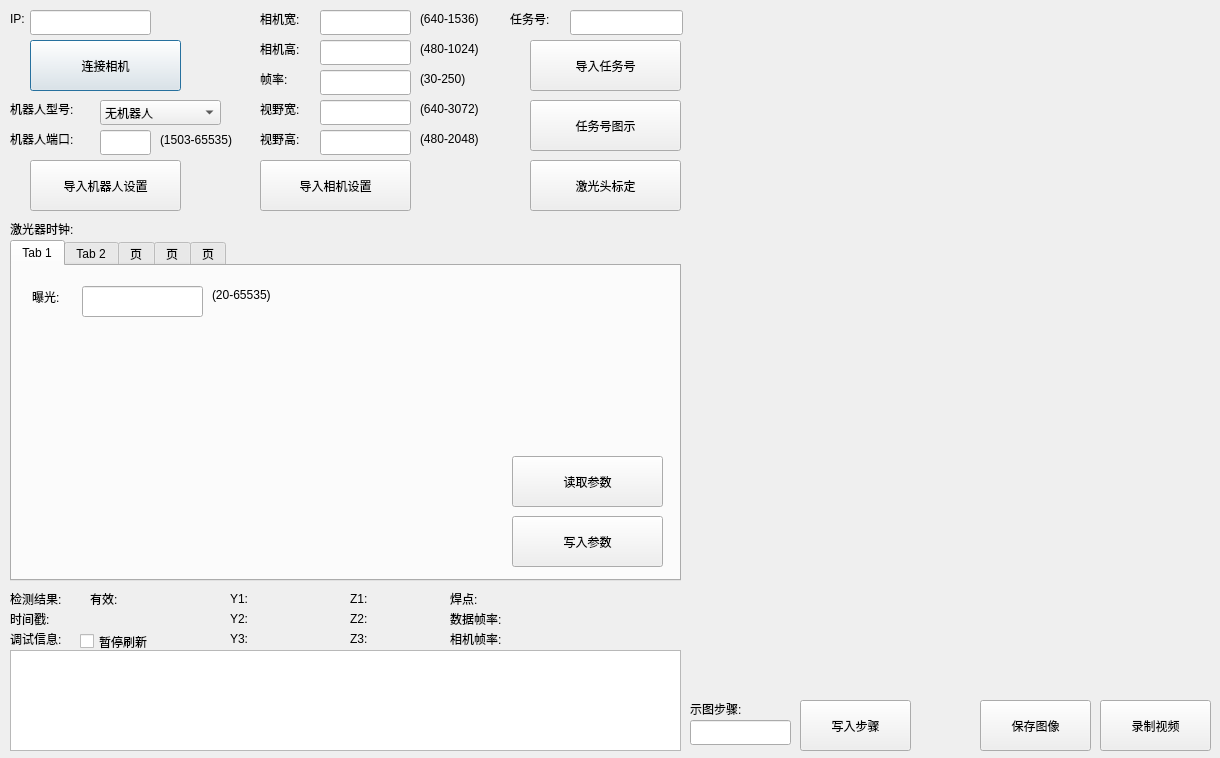
This is qtmysunnydlg.ui in qubo188612/qtwelding as Qt 5 draws it before an edit. The edited form follows.
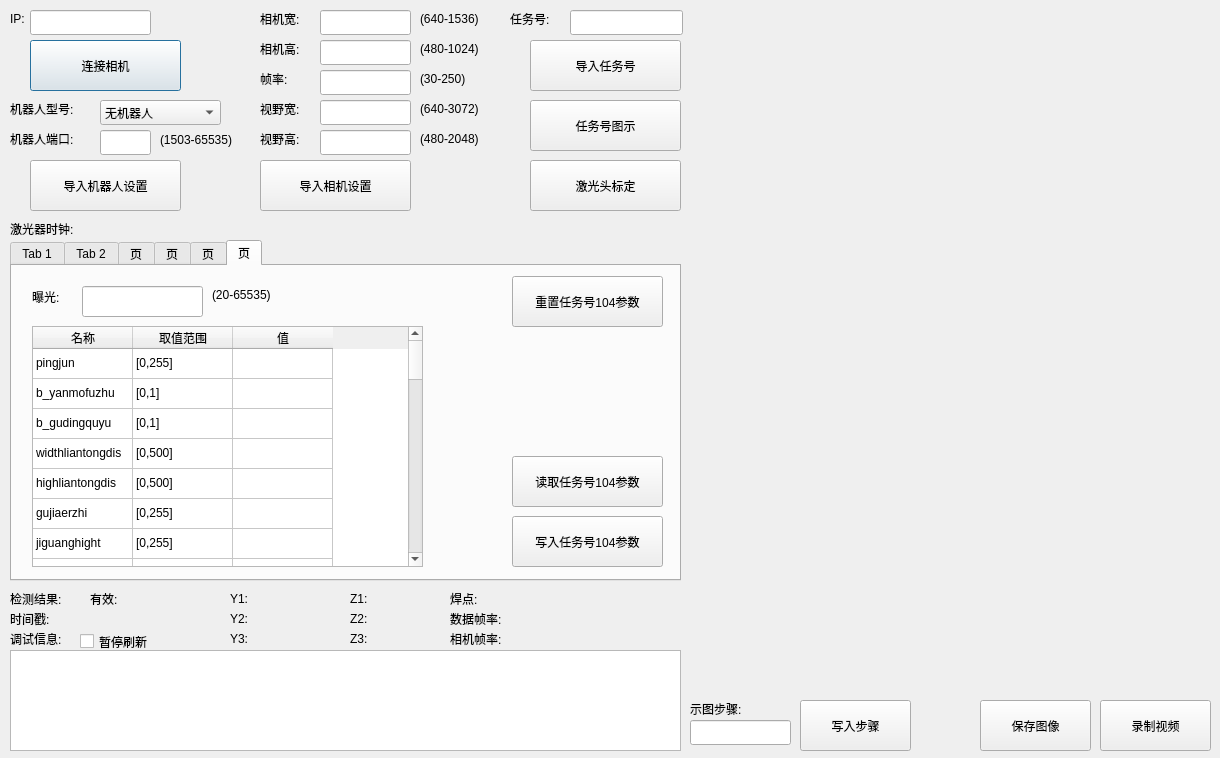
This is the edited form. Custom widgets are drawn as their Qt base class.

Diff of the .ui file:
```diff
--- a/qtmysunnydlg.ui
+++ b/qtmysunnydlg.ui
@@ -575,7 +575,7 @@
     </rect>
    </property>
    <property name="currentIndex">
-    <number>0</number>
+    <number>5</number>
    </property>
    <widget class="QWidget" name="tab">
     <attribute name="title">
@@ -2856,6 +2856,874 @@
      </property>
     </widget>
    </widget>
+   <widget class="QWidget" name="tab_6">
+    <attribute name="title">
+     <string>页</string>
+    </attribute>
+    <widget class="QLineEdit" name="alg104_threshold">
+     <property name="geometry">
+      <rect>
+       <x>70</x>
+       <y>20</y>
+       <width>121</width>
+       <height>31</height>
+      </rect>
+     </property>
+    </widget>
+    <widget class="QLabel" name="tab2label_4">
+     <property name="geometry">
+      <rect>
+       <x>20</x>
+       <y>20</y>
+       <width>41</width>
+       <height>21</height>
+      </rect>
+     </property>
+     <property name="text">
+      <string>曝光:</string>
+     </property>
+    </widget>
+    <widget class="QLabel" name="label_52">
+     <property name="geometry">
+      <rect>
+       <x>200</x>
+       <y>20</y>
+       <width>81</width>
+       <height>17</height>
+      </rect>
+     </property>
+     <property name="text">
+      <string>(20-65535)</string>
+     </property>
+    </widget>
+    <widget class="QPushButton" name="writeTab6Btn">
+     <property name="geometry">
+      <rect>
+       <x>500</x>
+       <y>250</y>
+       <width>151</width>
+       <height>51</height>
+      </rect>
+     </property>
+     <property name="text">
+      <string>写入任务号104参数</string>
+     </property>
+    </widget>
+    <widget class="QPushButton" name="initTab6Btn">
+     <property name="geometry">
+      <rect>
+       <x>500</x>
+       <y>10</y>
+       <width>151</width>
+       <height>51</height>
+      </rect>
+     </property>
+     <property name="text">
+      <string>重置任务号104参数</string>
+     </property>
+    </widget>
+    <widget class="QTableWidget" name="tab6tableWidget">
+     <property name="geometry">
+      <rect>
+       <x>20</x>
+       <y>60</y>
+       <width>391</width>
+       <height>241</height>
+      </rect>
+     </property>
+     <attribute name="verticalHeaderVisible">
+      <bool>false</bool>
+     </attribute>
+     <row>
+      <property name="text">
+       <string>1</string>
+      </property>
+     </row>
+     <row>
+      <property name="text">
+       <string>2</string>
+      </property>
+     </row>
+     <row>
+      <property name="text">
+       <string>3</string>
+      </property>
+     </row>
+     <row>
+      <property name="text">
+       <string>4</string>
+      </property>
+     </row>
+     <row>
+      <property name="text">
+       <string>5</string>
+      </property>
+     </row>
+     <row>
+      <property name="text">
+       <string>6</string>
+      </property>
+     </row>
+     <row>
+      <property name="text">
+       <string>7</string>
+      </property>
+     </row>
+     <row>
+      <property name="text">
+       <string>8</string>
+      </property>
+     </row>
+     <row>
+      <property name="text">
+       <string>9</string>
+      </property>
+     </row>
+     <row>
+      <property name="text">
+       <string>10</string>
+      </property>
+     </row>
+     <row>
+      <property name="text">
+       <string>11</string>
+      </property>
+     </row>
+     <row>
+      <property name="text">
+       <string>12</string>
+      </property>
+     </row>
+     <row>
+      <property name="text">
+       <string>13</string>
+      </property>
+     </row>
+     <row>
+      <property name="text">
+       <string>14</string>
+      </property>
+     </row>
+     <row>
+      <property name="text">
+       <string>15</string>
+      </property>
+     </row>
+     <row>
+      <property name="text">
+       <string>16</string>
+      </property>
+     </row>
+     <row>
+      <property name="text">
+       <string>17</string>
+      </property>
+     </row>
+     <row>
+      <property name="text">
+       <string>18</string>
+      </property>
+     </row>
+     <row>
+      <property name="text">
+       <string>19</string>
+      </property>
+     </row>
+     <row>
+      <property name="text">
+       <string>20</string>
+      </property>
+     </row>
+     <row>
+      <property name="text">
+       <string>21</string>
+      </property>
+     </row>
+     <row>
+      <property name="text">
+       <string>22</string>
+      </property>
+     </row>
+     <row>
+      <property name="text">
+       <string>23</string>
+      </property>
+     </row>
+     <row>
+      <property name="text">
+       <string>24</string>
+      </property>
+     </row>
+     <row>
+      <property name="text">
+       <string>25</string>
+      </property>
+     </row>
+     <row>
+      <property name="text">
+       <string>26</string>
+      </property>
+     </row>
+     <row>
+      <property name="text">
+       <string>27</string>
+      </property>
+     </row>
+     <row>
+      <property name="text">
+       <string>28</string>
+      </property>
+     </row>
+     <row>
+      <property name="text">
+       <string>29</string>
+      </property>
+     </row>
+     <row>
+      <property name="text">
+       <string>30</string>
+      </property>
+     </row>
+     <row>
+      <property name="text">
+       <string>31</string>
+      </property>
+     </row>
+     <row>
+      <property name="text">
+       <string>32</string>
+      </property>
+     </row>
+     <row>
+      <property name="text">
+       <string>33</string>
+      </property>
+     </row>
+     <row>
+      <property name="text">
+       <string>34</string>
+      </property>
+     </row>
+     <row>
+      <property name="text">
+       <string>35</string>
+      </property>
+     </row>
+     <row>
+      <property name="text">
+       <string>36</string>
+      </property>
+     </row>
+     <row>
+      <property name="text">
+       <string>37</string>
+      </property>
+     </row>
+     <row>
+      <property name="text">
+       <string>38</string>
+      </property>
+     </row>
+     <column>
+      <property name="text">
+       <string>名称</string>
+      </property>
+     </column>
+     <column>
+      <property name="text">
+       <string>取值范围</string>
+      </property>
+     </column>
+     <column>
+      <property name="text">
+       <string>值</string>
+      </property>
+     </column>
+     <item row="0" column="0">
+      <property name="text">
+       <string>pingjun</string>
+      </property>
+     </item>
+     <item row="0" column="1">
+      <property name="text">
+       <string>[0,255]</string>
+      </property>
+     </item>
+     <item row="0" column="2">
+      <property name="text">
+       <string/>
+      </property>
+     </item>
+     <item row="1" column="0">
+      <property name="text">
+       <string>b_yanmofuzhu</string>
+      </property>
+     </item>
+     <item row="1" column="1">
+      <property name="text">
+       <string>[0,1]</string>
+      </property>
+     </item>
+     <item row="1" column="2">
+      <property name="text">
+       <string/>
+      </property>
+     </item>
+     <item row="2" column="0">
+      <property name="text">
+       <string>b_gudingquyu</string>
+      </property>
+     </item>
+     <item row="2" column="1">
+      <property name="text">
+       <string>[0,1]</string>
+      </property>
+     </item>
+     <item row="2" column="2">
+      <property name="text">
+       <string/>
+      </property>
+     </item>
+     <item row="3" column="0">
+      <property name="text">
+       <string>widthliantongdis</string>
+      </property>
+     </item>
+     <item row="3" column="1">
+      <property name="text">
+       <string>[0,500]</string>
+      </property>
+     </item>
+     <item row="3" column="2">
+      <property name="text">
+       <string/>
+      </property>
+     </item>
+     <item row="4" column="0">
+      <property name="text">
+       <string>highliantongdis</string>
+      </property>
+     </item>
+     <item row="4" column="1">
+      <property name="text">
+       <string>[0,500]</string>
+      </property>
+     </item>
+     <item row="4" column="2">
+      <property name="text">
+       <string/>
+      </property>
+     </item>
+     <item row="5" column="0">
+      <property name="text">
+       <string>gujiaerzhi</string>
+      </property>
+     </item>
+     <item row="5" column="1">
+      <property name="text">
+       <string>[0,255]</string>
+      </property>
+     </item>
+     <item row="5" column="2">
+      <property name="text">
+       <string/>
+      </property>
+     </item>
+     <item row="6" column="0">
+      <property name="text">
+       <string>jiguanghight</string>
+      </property>
+     </item>
+     <item row="6" column="1">
+      <property name="text">
+       <string>[0,255]</string>
+      </property>
+     </item>
+     <item row="6" column="2">
+      <property name="text">
+       <string/>
+      </property>
+     </item>
+     <item row="7" column="0">
+      <property name="text">
+       <string>jiguanglong</string>
+      </property>
+     </item>
+     <item row="7" column="1">
+      <property name="text">
+       <string>[0,255]</string>
+      </property>
+     </item>
+     <item row="7" column="2">
+      <property name="text">
+       <string/>
+      </property>
+     </item>
+     <item row="8" column="0">
+      <property name="text">
+       <string>jiguangkuandu</string>
+      </property>
+     </item>
+     <item row="8" column="1">
+      <property name="text">
+       <string>[0,20]</string>
+      </property>
+     </item>
+     <item row="8" column="2">
+      <property name="text">
+       <string/>
+      </property>
+     </item>
+     <item row="9" column="0">
+      <property name="text">
+       <string>Updif</string>
+      </property>
+     </item>
+     <item row="9" column="1">
+      <property name="text">
+       <string>[-255,255]</string>
+      </property>
+     </item>
+     <item row="9" column="2">
+      <property name="text">
+       <string/>
+      </property>
+     </item>
+     <item row="10" column="0">
+      <property name="text">
+       <string>Updifmin</string>
+      </property>
+     </item>
+     <item row="10" column="1">
+      <property name="text">
+       <string>[-255,255]</string>
+      </property>
+     </item>
+     <item row="10" column="2">
+      <property name="text">
+       <string/>
+      </property>
+     </item>
+     <item row="11" column="0">
+      <property name="text">
+       <string>Uplong</string>
+      </property>
+     </item>
+     <item row="11" column="1">
+      <property name="text">
+       <string>[1,500]</string>
+      </property>
+     </item>
+     <item row="11" column="2">
+      <property name="text">
+       <string/>
+      </property>
+     </item>
+     <item row="12" column="0">
+      <property name="text">
+       <string>Downdif</string>
+      </property>
+     </item>
+     <item row="12" column="1">
+      <property name="text">
+       <string>[-255,255]</string>
+      </property>
+     </item>
+     <item row="12" column="2">
+      <property name="text">
+       <string/>
+      </property>
+     </item>
+     <item row="13" column="0">
+      <property name="text">
+       <string>Downdifmin</string>
+      </property>
+     </item>
+     <item row="13" column="1">
+      <property name="text">
+       <string>[-255,255]</string>
+      </property>
+     </item>
+     <item row="13" column="2">
+      <property name="text">
+       <string/>
+      </property>
+     </item>
+     <item row="14" column="0">
+      <property name="text">
+       <string>Downdlong</string>
+      </property>
+     </item>
+     <item row="14" column="1">
+      <property name="text">
+       <string>[1,500]</string>
+      </property>
+     </item>
+     <item row="14" column="2">
+      <property name="text">
+       <string/>
+      </property>
+     </item>
+     <item row="15" column="0">
+      <property name="text">
+       <string>St_Down</string>
+      </property>
+     </item>
+     <item row="15" column="1">
+      <property name="text">
+       <string>[0,500]</string>
+      </property>
+     </item>
+     <item row="15" column="2">
+      <property name="text">
+       <string/>
+      </property>
+     </item>
+     <item row="16" column="0">
+      <property name="text">
+       <string>Ed_Down</string>
+      </property>
+     </item>
+     <item row="16" column="1">
+      <property name="text">
+       <string>[0,1500]</string>
+      </property>
+     </item>
+     <item row="16" column="2">
+      <property name="text">
+       <string/>
+      </property>
+     </item>
+     <item row="17" column="0">
+      <property name="text">
+       <string>St_Up</string>
+      </property>
+     </item>
+     <item row="17" column="1">
+      <property name="text">
+       <string>[0,500]</string>
+      </property>
+     </item>
+     <item row="17" column="2">
+      <property name="text">
+       <string/>
+      </property>
+     </item>
+     <item row="18" column="0">
+      <property name="text">
+       <string>Ed_Up</string>
+      </property>
+     </item>
+     <item row="18" column="1">
+      <property name="text">
+       <string>[0,1500]</string>
+      </property>
+     </item>
+     <item row="18" column="2">
+      <property name="text">
+       <string/>
+      </property>
+     </item>
+     <item row="19" column="0">
+      <property name="text">
+       <string>Updif2</string>
+      </property>
+     </item>
+     <item row="19" column="1">
+      <property name="text">
+       <string>[-255,255]</string>
+      </property>
+     </item>
+     <item row="19" column="2">
+      <property name="text">
+       <string/>
+      </property>
+     </item>
+     <item row="20" column="0">
+      <property name="text">
+       <string>Updifmin2</string>
+      </property>
+     </item>
+     <item row="20" column="1">
+      <property name="text">
+       <string>[-255,255]</string>
+      </property>
+     </item>
+     <item row="20" column="2">
+      <property name="text">
+       <string/>
+      </property>
+     </item>
+     <item row="21" column="0">
+      <property name="text">
+       <string>dis_center_st</string>
+      </property>
+     </item>
+     <item row="21" column="1">
+      <property name="text">
+       <string>[0,500]</string>
+      </property>
+     </item>
+     <item row="21" column="2">
+      <property name="text">
+       <string/>
+      </property>
+     </item>
+     <item row="22" column="0">
+      <property name="text">
+       <string>dis_center_ed</string>
+      </property>
+     </item>
+     <item row="22" column="1">
+      <property name="text">
+       <string>[0,500]</string>
+      </property>
+     </item>
+     <item row="22" column="2">
+      <property name="text">
+       <string/>
+      </property>
+     </item>
+     <item row="23" column="0">
+      <property name="text">
+       <string>b_opengudingdimian</string>
+      </property>
+     </item>
+     <item row="23" column="1">
+      <property name="text">
+       <string>[0,1]</string>
+      </property>
+     </item>
+     <item row="23" column="2">
+      <property name="text">
+       <string/>
+      </property>
+     </item>
+     <item row="24" column="0">
+      <property name="text">
+       <string>dimianpangdingjuli</string>
+      </property>
+     </item>
+     <item row="24" column="1">
+      <property name="text">
+       <string>[0,500]</string>
+      </property>
+     </item>
+     <item row="24" column="2">
+      <property name="text">
+       <string/>
+      </property>
+     </item>
+     <item row="25" column="0">
+      <property name="text">
+       <string>dimianpingjunshunum</string>
+      </property>
+     </item>
+     <item row="25" column="1">
+      <property name="text">
+       <string>[1,99]</string>
+      </property>
+     </item>
+     <item row="25" column="2">
+      <property name="text">
+       <string/>
+      </property>
+     </item>
+     <item row="26" column="0">
+      <property name="text">
+       <string>dis_center_st2</string>
+      </property>
+     </item>
+     <item row="26" column="1">
+      <property name="text">
+       <string>[0,500]</string>
+      </property>
+     </item>
+     <item row="26" column="2">
+      <property name="text">
+       <string/>
+      </property>
+     </item>
+     <item row="27" column="0">
+      <property name="text">
+       <string>dis_center_ed2</string>
+      </property>
+     </item>
+     <item row="27" column="1">
+      <property name="text">
+       <string>[0,500]</string>
+      </property>
+     </item>
+     <item row="27" column="2">
+      <property name="text">
+       <string/>
+      </property>
+     </item>
+     <item row="28" column="0">
+      <property name="text">
+       <string>dis_center_st3</string>
+      </property>
+     </item>
+     <item row="28" column="1">
+      <property name="text">
+       <string>[0,500]</string>
+      </property>
+     </item>
+     <item row="28" column="2">
+      <property name="text">
+       <string/>
+      </property>
+     </item>
+     <item row="29" column="0">
+      <property name="text">
+       <string>dis_center_ed3</string>
+      </property>
+     </item>
+     <item row="29" column="1">
+      <property name="text">
+       <string>[0,500]</string>
+      </property>
+     </item>
+     <item row="29" column="2">
+      <property name="text">
+       <string/>
+      </property>
+     </item>
+     <item row="30" column="0">
+      <property name="text">
+       <string>xuexijuli</string>
+      </property>
+     </item>
+     <item row="30" column="1">
+      <property name="text">
+       <string>[0,255]</string>
+      </property>
+     </item>
+     <item row="30" column="2">
+      <property name="text">
+       <string/>
+      </property>
+     </item>
+     <item row="31" column="0">
+      <property name="text">
+       <string>b_pingpowending</string>
+      </property>
+     </item>
+     <item row="31" column="1">
+      <property name="text">
+       <string>[0,1]</string>
+      </property>
+     </item>
+     <item row="31" column="2">
+      <property name="text">
+       <string/>
+      </property>
+     </item>
+     <item row="32" column="0">
+      <property name="text">
+       <string>pingpowending_dis</string>
+      </property>
+     </item>
+     <item row="32" column="1">
+      <property name="text">
+       <string>[0,255]</string>
+      </property>
+     </item>
+     <item row="32" column="2">
+      <property name="text">
+       <string/>
+      </property>
+     </item>
+     <item row="33" column="0">
+      <property name="text">
+       <string>b_xielvopen</string>
+      </property>
+     </item>
+     <item row="33" column="1">
+      <property name="text">
+       <string>[0,1]</string>
+      </property>
+     </item>
+     <item row="33" column="2">
+      <property name="text">
+       <string/>
+      </property>
+     </item>
+     <item row="34" column="0">
+      <property name="text">
+       <string>xielvfanwei</string>
+      </property>
+     </item>
+     <item row="34" column="1">
+      <property name="text">
+       <string>[0,255]</string>
+      </property>
+     </item>
+     <item row="34" column="2">
+      <property name="text">
+       <string/>
+      </property>
+     </item>
+     <item row="35" column="0">
+      <property name="text">
+       <string>Uplong2</string>
+      </property>
+     </item>
+     <item row="35" column="1">
+      <property name="text">
+       <string>[1,500]</string>
+      </property>
+     </item>
+     <item row="35" column="2">
+      <property name="text">
+       <string/>
+      </property>
+     </item>
+     <item row="36" column="0">
+      <property name="text">
+       <string>cebankongdongdis</string>
+      </property>
+     </item>
+     <item row="36" column="1">
+      <property name="text">
+       <string>[0,500]</string>
+      </property>
+     </item>
+     <item row="36" column="2">
+      <property name="text">
+       <string/>
+      </property>
+     </item>
+     <item row="37" column="0">
+      <property name="text">
+       <string>qiatouquweijuli</string>
+      </property>
+     </item>
+     <item row="37" column="1">
+      <property name="text">
+       <string>[0,120]</string>
+      </property>
+     </item>
+     <item row="37" column="2">
+      <property name="text">
+       <string/>
+      </property>
+     </item>
+    </widget>
+    <widget class="QPushButton" name="readTab6Btn">
+     <property name="geometry">
+      <rect>
+       <x>500</x>
+       <y>190</y>
+       <width>151</width>
+       <height>51</height>
+      </rect>
+     </property>
+     <property name="text">
+      <string>读取任务号104参数</string>
+     </property>
+    </widget>
+   </widget>
   </widget>
   <widget class="QLabel" name="label_30">
    <property name="geometry">
```
